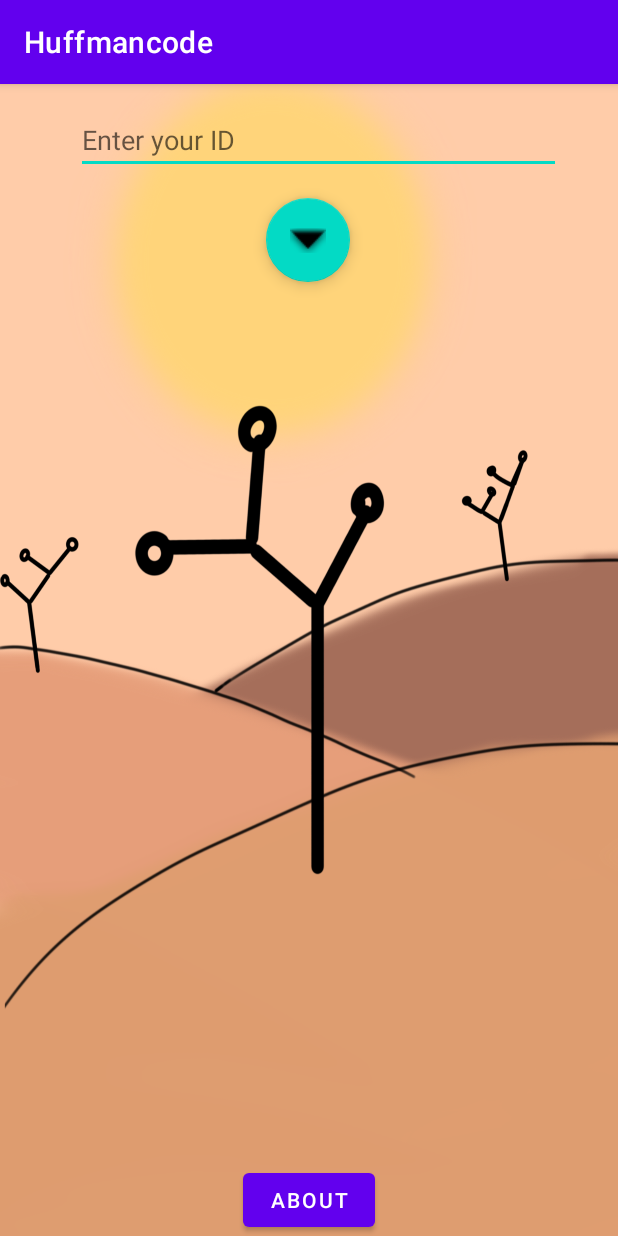
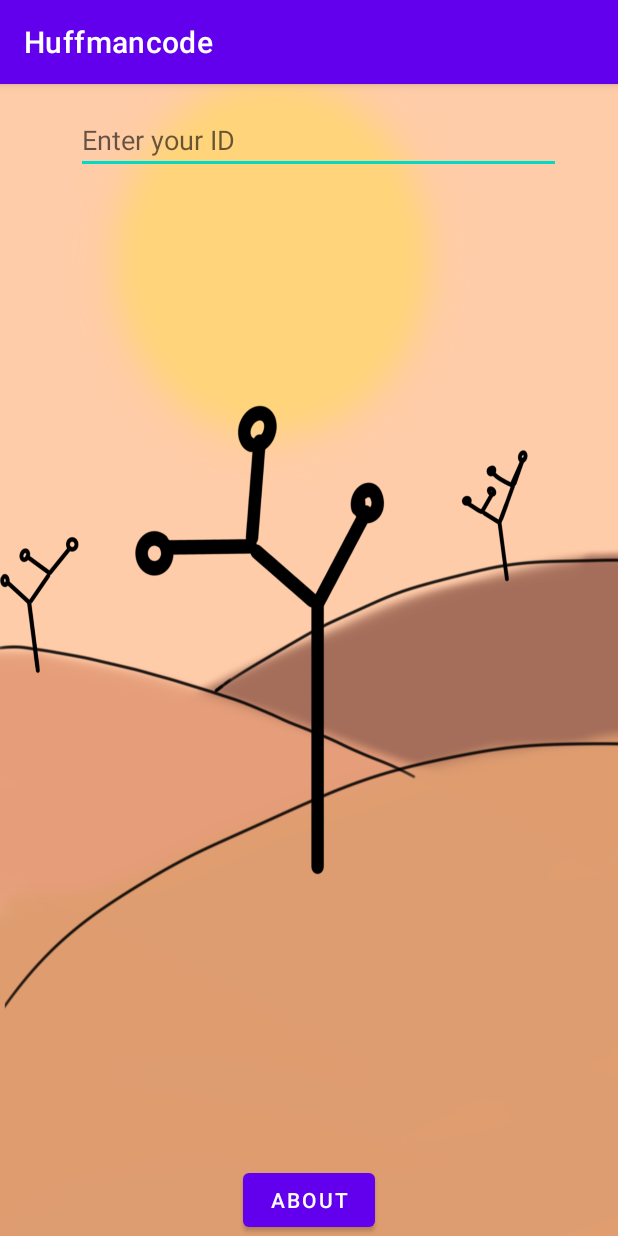
Before and after one commit to DrinkingWater64/huffmancodegen, an Android app: the screen it shows after launch (MainActivity), on a phone screen of 412 x 824 dp. Run offline under Robolectric (Android 15) with nearby library versions, the phone set to English and light mode, and no system bars.

Commit message:
Minor Bug Fixes

```diff
--- a/app/src/main/java/example/androidapp/huffmancode/MainActivity.java
+++ b/app/src/main/java/example/androidapp/huffmancode/MainActivity.java
@@ -1,16 +1,17 @@
 package example.androidapp.huffmancode;
-
-import androidx.appcompat.app.AppCompatActivity;
 
 import android.content.Intent;
 import android.os.Bundle;
+import android.text.Editable;
+import android.text.TextWatcher;
 import android.util.Log;
 import android.view.View;
-import android.widget.Button;
 import android.widget.EditText;
 import android.widget.LinearLayout;
 import android.widget.TextView;
 import android.widget.Toast;
+
+import androidx.appcompat.app.AppCompatActivity;
 
 import com.google.android.material.floatingactionbutton.FloatingActionButton;
 
@@ -19,52 +20,65 @@ import java.util.HashMap;
 import example.androidapp.huffmancode.huffman.Main;
 
 public class MainActivity extends AppCompatActivity {
+
 	FloatingActionButton button;
 	TextView showString;
 	TextView gotoprefix;
 	TextView gotoTree;
 	LinearLayout linearLayout;
-    boolean flag;
+	EditText input;
 	static public HashMap<String, String> prefixCodes;
+
 	@Override
 	protected void onCreate(Bundle savedInstanceState) {
 		super.onCreate(savedInstanceState);
 		setContentView(R.layout.activity_main);
-        button = findViewById(R.id.floatingActionButton);
 		showString = findViewById(R.id.generatedstring);
 		gotoprefix = findViewById(R.id.gotoprefixcodes);
 		gotoTree = findViewById(R.id.gototree);
 		linearLayout = findViewById(R.id.resultgroup);
+		input = findViewById(R.id.stringinput);
+		input.addTextChangedListener(new TextWatcher() {
+			@Override
+			public void beforeTextChanged(CharSequence s, int start, int count, int after) {
+
 			}
 
-    public void goPrefix(View go){
-        EditText input = findViewById(R.id.stringinput);
-        String id = input.getText().toString();
-        try {
-            Intent intent = new Intent(go.getContext(),DisplayTree.class);
-            startActivity(intent);
+			@Override
+			public void onTextChanged(CharSequence s, int start, int before, int count) {
 
-        } catch (Exception e) {
-            Log.e("error",e.getMessage(),e.getCause());
-            Toast.makeText(this,"Invalid Input", Toast.LENGTH_SHORT).show();
 			}
-    }
-    public void onGo(View go){
-        EditText input = findViewById(R.id.stringinput);
+
+			@Override
+			public void afterTextChanged(Editable s) {
+
 				String id = input.getText().toString();
 				try {
 					prefixCodes = Main.startGenerating(id);
 					linearLayout.setVisibility(View.VISIBLE);
 					showString.setText(Main.finalString);
-
-
 				} catch (Exception e) {
-            Log.e("error",e.getMessage(),e.getCause());
-            Toast.makeText(this,"Invalid Input", Toast.LENGTH_SHORT).show();
+					Log.e("error", e.getMessage(), e.getCause());
+					input.setError("Invalid Input");
 					linearLayout.setVisibility(View.INVISIBLE);
 				}
 			}
-    public void goAbout(View go){
+		});
+	}
+
+	public void goPrefix(View go) {
+		EditText input = findViewById(R.id.stringinput);
+		String id = input.getText().toString();
+		try {
+			Intent intent = new Intent(go.getContext(), DisplayTree.class);
+			startActivity(intent);
+		} catch (Exception e) {
+			Log.e("error", e.getMessage(), e.getCause());
+			Toast.makeText(this, "Invalid Input", Toast.LENGTH_SHORT).show();
+		}
+	}
+
+	public void goAbout(View go) {
 		Intent intent = new Intent(go.getContext(), Noksesh.class);
 		startActivity(intent);
 	}
--- a/app/src/main/java/example/androidapp/huffmancode/huffman/Main.java
+++ b/app/src/main/java/example/androidapp/huffmancode/huffman/Main.java
@@ -2,6 +2,7 @@ package example.androidapp.huffmancode.huffman;
 
 import java.util.HashMap;
 
+import de.blox.graphview.Graph;
 import de.blox.graphview.Node;
 
 public class Main {
@@ -30,6 +31,7 @@ public class Main {
            HuffmanTree tree = new HuffmanTree();
            PrefixCode demo = new PrefixCode();
            tree = demo.createTree(charFrequency);
+           PrefixCode.graph = new Graph();
            demo.printCode(new Node(new Prefix("","")),tree, new StringBuffer());
            return demo.prefixCodes;
        }
--- a/app/src/main/java/example/androidapp/huffmancode/huffman/PrefixCode.java
+++ b/app/src/main/java/example/androidapp/huffmancode/huffman/PrefixCode.java
@@ -7,7 +7,7 @@ import de.blox.graphview.Graph;
 import de.blox.graphview.Node;
 
 public class PrefixCode {
-    public static Graph graph = new Graph();
+    public static Graph graph;
 
     HashMap<String, String> prefixCodes = new HashMap<>();
 
--- a/app/src/main/res/drawable/circle.xml
+++ b/app/src/main/res/drawable/circle.xml
@@ -1,7 +1,6 @@
 <?xml version="1.0" encoding="utf-8"?>
 <shape xmlns:android="http://schemas.android.com/apk/res/android"
     android:shape="oval">
-    <solid android:color="#00ffffff"/>
     <!--The above colour is completely transparent!-->
     <stroke android:width="20dp" android:color="@color/black" />
     <solid android:color="@color/black"/>
--- a/app/src/main/res/layout/activity_main.xml
+++ b/app/src/main/res/layout/activity_main.xml
@@ -21,20 +21,6 @@
         app:layout_constraintStart_toStartOf="parent"
         app:layout_constraintTop_toTopOf="parent" />
 
-    <com.google.android.material.floatingactionbutton.FloatingActionButton
-        android:id="@+id/floatingActionButton"
-        android:onClick="onGo"
-        android:layout_width="wrap_content"
-        android:layout_height="wrap_content"
-        android:layout_margin="16dp"
-        android:clickable="true"
-
-        app:layout_constraintEnd_toEndOf="parent"
-        app:layout_constraintHorizontal_bias="0.498"
-        app:layout_constraintStart_toStartOf="parent"
-        app:layout_constraintTop_toBottomOf="@+id/stringinput"
-        app:srcCompat="@android:drawable/arrow_down_float" />
-
 
     <LinearLayout
         android:id="@+id/resultgroup"
@@ -43,10 +29,10 @@
         android:gravity="center"
         android:orientation="vertical"
         android:visibility="invisible"
-        app:layout_constraintBottom_toTopOf="@+id/aboutbutton"
+        app:layout_constraintBottom_toTopOf="@id/aboutbutton"
         app:layout_constraintEnd_toEndOf="parent"
         app:layout_constraintStart_toStartOf="parent"
-        app:layout_constraintTop_toBottomOf="@+id/floatingActionButton">
+        app:layout_constraintTop_toBottomOf="@id/stringinput">
 
         <TextView
             android:id="@+id/generatedstring"
```
Also changed, not shown: app/src/main/java/example/androidapp/huffmancode/GraphActivity.java (+8 -24 lines), app/src/main/res/animator/object_animator.xml (added, +10 -0 lines). Lines whose indentation alone changed are shown as unchanged.
